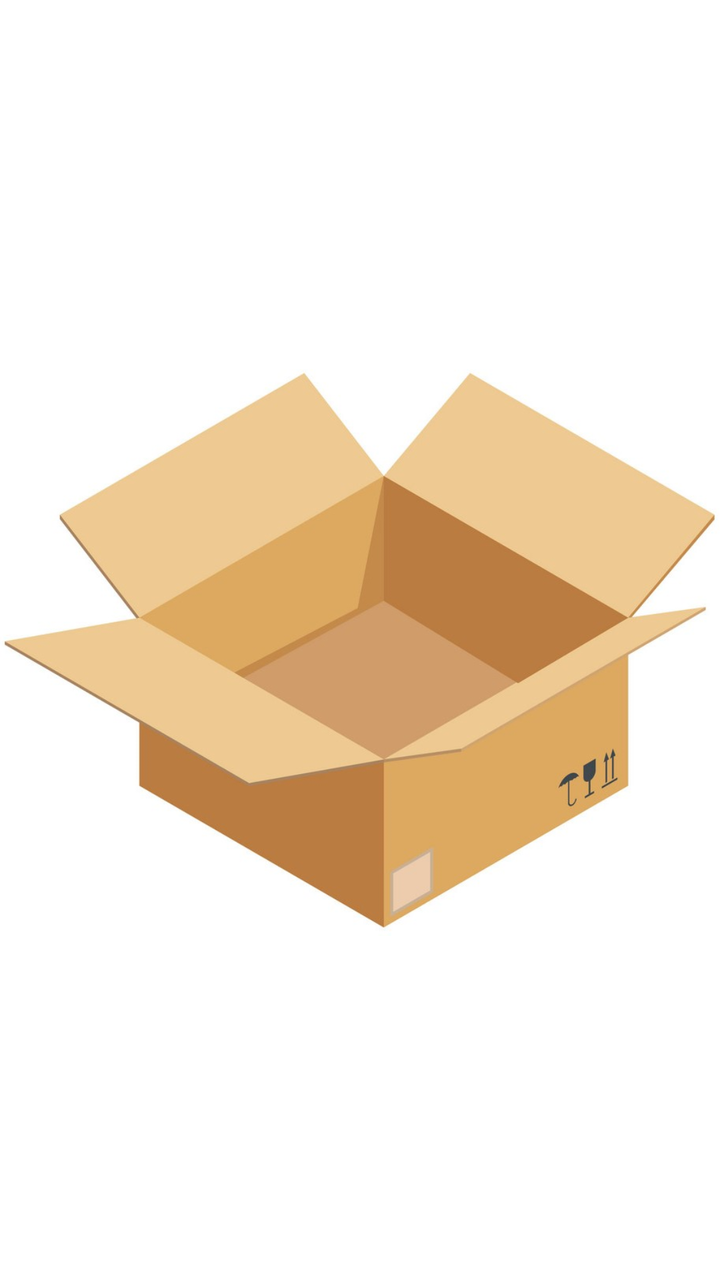
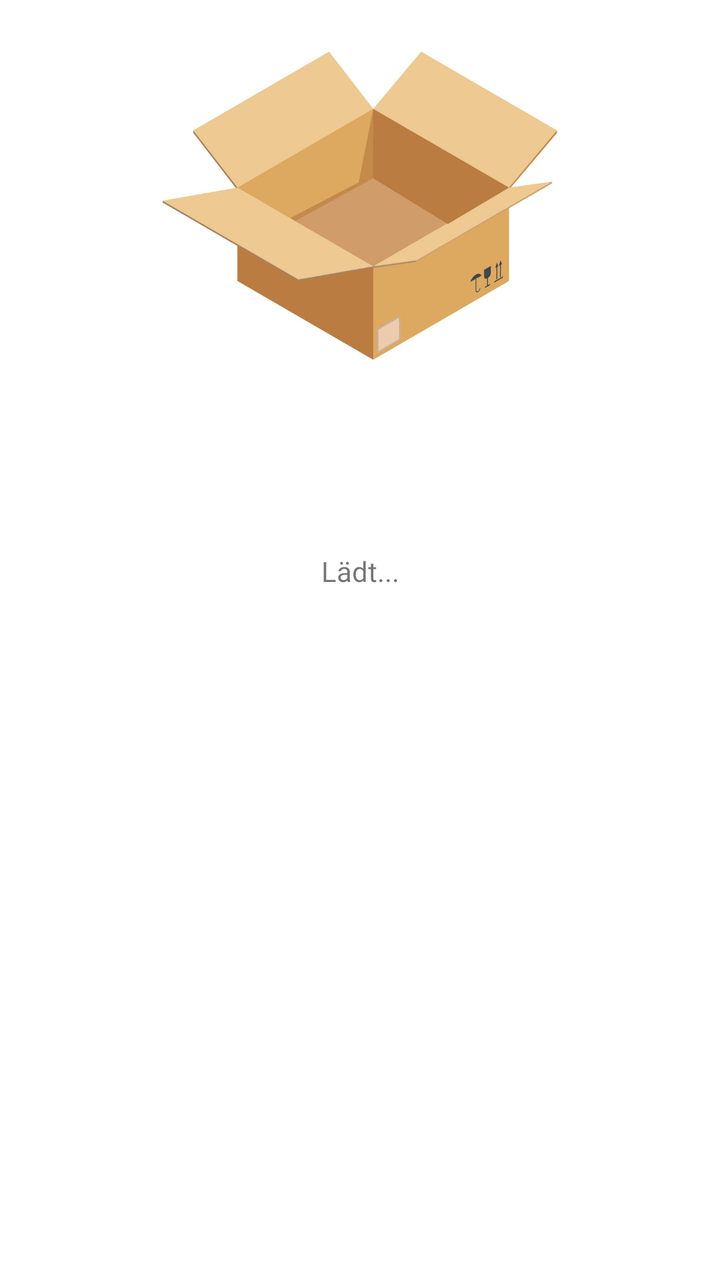

Compare the two renders of this Android layout. The source of the first and the diff that turns it into the second are given below.
<!-- AndroidManifest.xml: application theme Theme.NotesApp -->
<!-- res/layout/activity_splash.xml -->
<?xml version="1.0" encoding="utf-8"?>
<LinearLayout
    xmlns:android="http://schemas.android.com/apk/res/android"
    xmlns:app="http://schemas.android.com/apk/res-auto"
    xmlns:tools="http://schemas.android.com/tools"
    android:layout_width="match_parent"
    android:layout_height="match_parent">

    <androidx.constraintlayout.widget.ConstraintLayout
        android:layout_width="match_parent"
        android:layout_height="match_parent"
        tools:context=".SplashActivity">

        <ImageView
            android:id="@+id/imageView"
            android:layout_width="wrap_content"
            android:layout_height="wrap_content"
            android:src="@drawable/emptybkg"
            app:layout_constraintBottom_toBottomOf="parent"
            app:layout_constraintEnd_toEndOf="parent"
            app:layout_constraintHorizontal_bias="0.498"
            app:layout_constraintStart_toStartOf="parent"
            app:layout_constraintTop_toTopOf="parent"
            app:layout_constraintVertical_bias="0.127" />

        <TextView
            android:id="@+id/textView"
            android:layout_width="wrap_content"
            android:layout_height="wrap_content"
            android:layout_marginTop="722dp"
            android:text="TextView"
            app:layout_constraintBottom_toBottomOf="parent"
            app:layout_constraintEnd_toEndOf="parent"
            app:layout_constraintStart_toStartOf="parent"
            app:layout_constraintTop_toTopOf="@+id/imageView" />

        <ProgressBar
            android:layout_width="wrap_content"
            android:layout_height="wrap_content"
            android:indeterminate="true"
            app:layout_constraintLeft_toLeftOf="parent"
            app:layout_constraintRight_toRightOf="parent"
            android:layout_marginTop="8dp"
            app:layout_constraintTop_toBottomOf="@id/imageView" />

    </androidx.constraintlayout.widget.ConstraintLayout>
</LinearLayout>
<!-- resources referenced by this layout -->
<resources>
  <!-- drawable emptybkg: png bitmap (drawable, 67236 bytes) -->
  <style name="Theme.NotesApp" parent="Base.Theme.NotesApp" />
  <style name="Base.Theme.NotesApp" parent="Theme.MaterialComponents.DayNight.DarkActionBar">
          
          
          
          <item name="colorPrimary">@color/mist</item>
          <item name="colorPrimaryVariant">@color/mist</item>
          <item name="colorOnPrimary">@color/white</item>
          
          <item name="colorSecondary">@color/stone</item>
          <item name="colorSecondaryVariant">@color/stone</item>
          <item name="colorOnSecondary">@color/black</item>
          
          <item name="android:statusBarColor">?attr/colorPrimaryVariant</item>
          
          
      </style>
  <color name="mist">#90AFC5</color>
  <color name="white">#FFFFFFFF</color>
  <color name="stone">#336B87</color>
  <color name="black">#FF000000</color>
</resources>

<!-- the commit's change to res/layout/activity_splash.xml (unified diff, before → after) -->
@@ -1,47 +1,41 @@
 <?xml version="1.0" encoding="utf-8"?>
-<LinearLayout
+<androidx.constraintlayout.widget.ConstraintLayout
     xmlns:android="http://schemas.android.com/apk/res/android"
     xmlns:app="http://schemas.android.com/apk/res-auto"
     xmlns:tools="http://schemas.android.com/tools"
     android:layout_width="match_parent"
-    android:layout_height="match_parent">
+    android:layout_height="match_parent"
+    tools:context=".SplashActivity">
 
-    <androidx.constraintlayout.widget.ConstraintLayout
-        android:layout_width="match_parent"
-        android:layout_height="match_parent"
-        tools:context=".SplashActivity">
+    <ImageView
+        android:id="@+id/imageView"
+        android:layout_width="200dp"
+        android:layout_height="200dp"
+        android:src="@drawable/emptybkg"
+        app:layout_constraintTop_toTopOf="parent"
+        app:layout_constraintStart_toStartOf="parent"
+        app:layout_constraintEnd_toEndOf="parent"
+        app:layout_constraintBottom_toTopOf="@id/progressBar"
+        app:layout_constraintVertical_chainStyle="packed" />
 
-        <ImageView
-            android:id="@+id/imageView"
-            android:layout_width="wrap_content"
-            android:layout_height="wrap_content"
-            android:src="@drawable/emptybkg"
-            app:layout_constraintBottom_toBottomOf="parent"
-            app:layout_constraintEnd_toEndOf="parent"
-            app:layout_constraintHorizontal_bias="0.498"
-            app:layout_constraintStart_toStartOf="parent"
-            app:layout_constraintTop_toTopOf="parent"
-            app:layout_constraintVertical_bias="0.127" />
+    <ProgressBar
+        android:id="@+id/progressBar"
+        android:layout_width="wrap_content"
+        android:layout_height="wrap_content"
+        android:indeterminate="true"
+        app:layout_constraintTop_toBottomOf="@id/imageView"
+        app:layout_constraintStart_toStartOf="parent"
+        app:layout_constraintEnd_toEndOf="parent"
+        android:layout_marginTop="16dp" />
 
-        <TextView
-            android:id="@+id/textView"
-            android:layout_width="wrap_content"
-            android:layout_height="wrap_content"
-            android:layout_marginTop="722dp"
-            android:text="TextView"
-            app:layout_constraintBottom_toBottomOf="parent"
-            app:layout_constraintEnd_toEndOf="parent"
-            app:layout_constraintStart_toStartOf="parent"
-            app:layout_constraintTop_toTopOf="@+id/imageView" />
+    <TextView
+        android:id="@+id/textView"
+        android:layout_width="wrap_content"
+        android:layout_height="wrap_content"
+        android:text="@string/loading_text"
+        app:layout_constraintTop_toBottomOf="@id/progressBar"
+        app:layout_constraintStart_toStartOf="parent"
+        app:layout_constraintEnd_toEndOf="parent"
+        android:layout_marginTop="12dp" />
 
-        <ProgressBar
-            android:layout_width="wrap_content"
-            android:layout_height="wrap_content"
-            android:indeterminate="true"
-            app:layout_constraintLeft_toLeftOf="parent"
-            app:layout_constraintRight_toRightOf="parent"
-            android:layout_marginTop="8dp"
-            app:layout_constraintTop_toBottomOf="@id/imageView" />
-
-    </androidx.constraintlayout.widget.ConstraintLayout>
-</LinearLayout>
+</androidx.constraintlayout.widget.ConstraintLayout>
<!-- resource entries referenced after the edit -->
@@ -1,6 +1,7 @@
 <!-- resources referenced by this layout -->
 <resources>
   <!-- drawable emptybkg: png bitmap (drawable, 67236 bytes) -->
+  <string name="loading_text">Lädt...</string>
   <style name="Theme.NotesApp" parent="Base.Theme.NotesApp" />
   <style name="Base.Theme.NotesApp" parent="Theme.MaterialComponents.DayNight.DarkActionBar">
           
